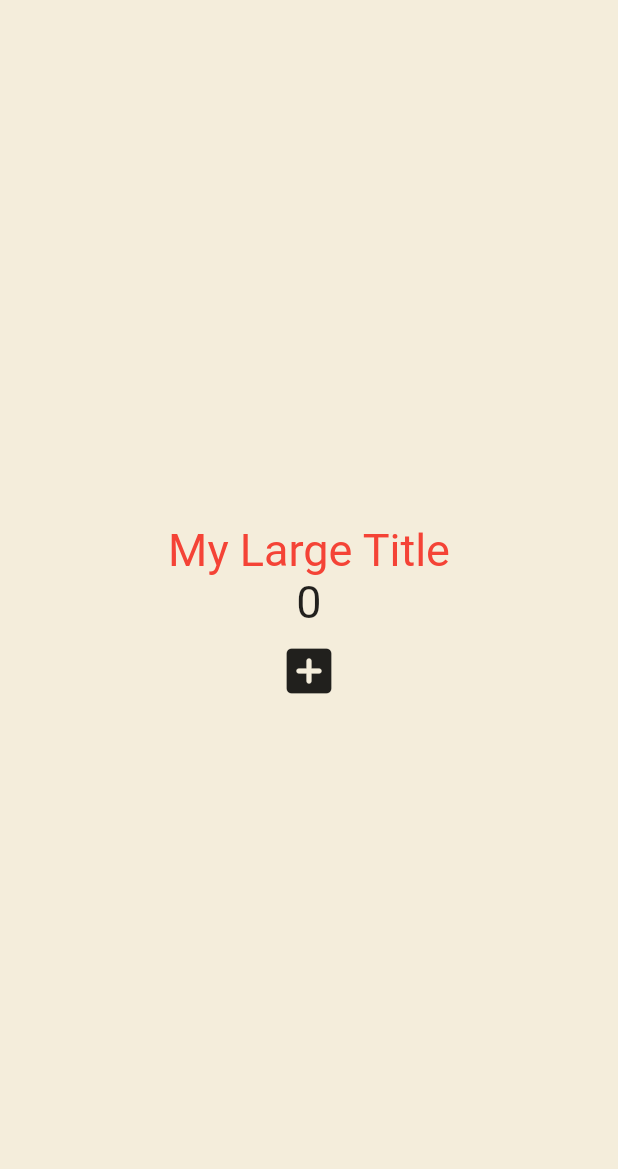
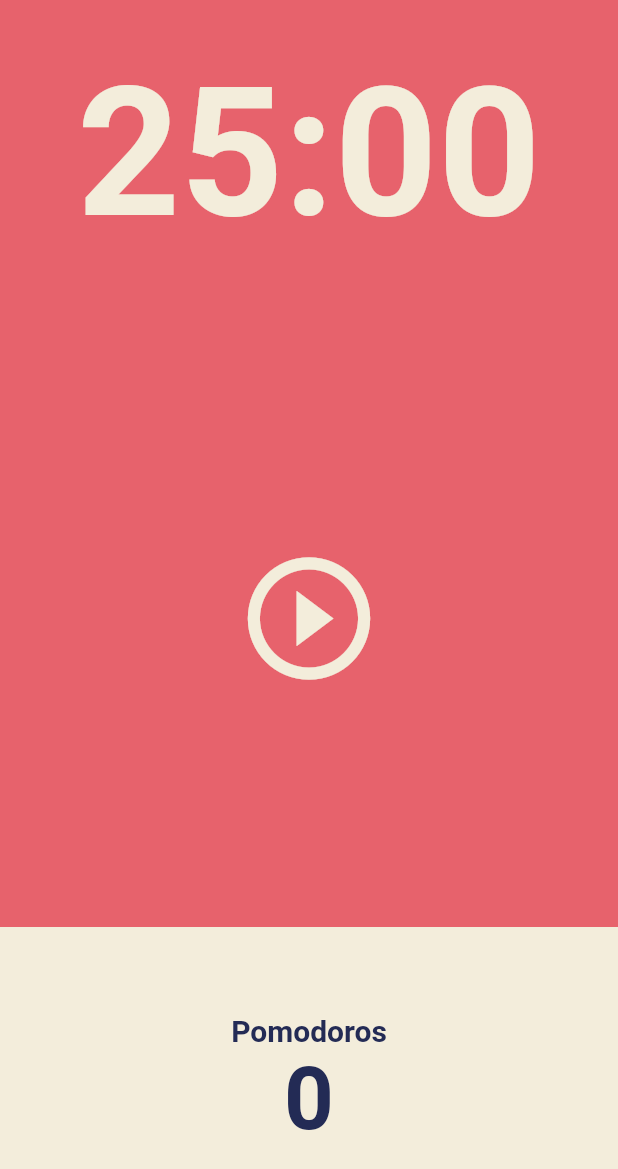
Before and after one commit to leehwarang/fluttering-flutter, a Flutter app: the screen it shows after launch, on a phone screen of 412 x 824 dp. Shown: the top 1169 px of the screen. Run offline on Flutter 3.47's test engine with Material 2 defaults, Android fonts, the phone set to English and light mode, and no system bars.

Commit message:
feat: 뽀모도로 화면 UI

```diff
--- a/lib/main.dart
+++ b/lib/main.dart
@@ -1,4 +1,5 @@
 import 'package:flutter/material.dart';
+import 'package:pmfm/screens/home_screen.dart';
 
 void main() {
   runApp(const App());
@@ -12,44 +13,21 @@
 }
 
 class _AppState extends State<App> {
-  int counter = 0;
-
-  void onClicked() {
-    setState(() {
-      counter = counter + 1;
-    });
-  }
-
   @override
   Widget build(BuildContext context) {
     return MaterialApp(
-      theme: ThemeData(
-        textTheme: const TextTheme(
-          titleLarge: TextStyle(color: Colors.red),
+        theme: ThemeData(
+          textTheme: const TextTheme(
+            displayLarge: TextStyle(
+              color: Color(0xFF232B55),
+            ),
+          ),
+          colorScheme: ColorScheme.fromSwatch(
+            backgroundColor: const Color(0xFFE7626C),
+          ),
+          cardColor: const Color(0xFFF3EDDB),
         ),
-      ),
-      home: Scaffold(
-        backgroundColor: const Color(0xFFF4EDDB),
-        body: Center(
-          child: Column(
-            crossAxisAlignment: CrossAxisAlignment.center,
-            mainAxisAlignment: MainAxisAlignment.center,
-            children: [
-              const MyLargeTitle(),
-              Text(
-                '$counter',
-                style: const TextStyle(fontSize: 30),
-              ),
-              IconButton(
-                iconSize: 40,
-                onPressed: onClicked,
-                icon: const Icon(Icons.add_box_rounded),
-              )
-            ],
-          ),
-        ),
-      ),
-    );
+        home: const HomeScreen());
   }
 }
 
--- /dev/null
+++ b/lib/screens/home_screen.dart
@@ -0,0 +1,90 @@
+import 'package:flutter/material.dart';
+
+class HomeScreen extends StatefulWidget {
+  const HomeScreen({super.key});
+
+  @override
+  State<HomeScreen> createState() => _HomeScreenState();
+}
+
+class _HomeScreenState extends State<HomeScreen> {
+  @override
+  Widget build(BuildContext context) {
+    return Scaffold(
+      backgroundColor: Theme.of(context).colorScheme.background,
+      body: Column(
+        children: [
+          Flexible(
+            flex: 1,
+            child: Container(
+              alignment: Alignment.center,
+              child: Text(
+                '25:00',
+                style: TextStyle(
+                  color: Theme.of(context).cardColor,
+                  fontSize: 120,
+                  fontWeight: FontWeight.w600,
+                ),
+              ),
+            ),
+          ),
+          Flexible(
+            flex: 2,
+            child: Container(
+              child: Center(
+                child: IconButton(
+                  iconSize: 98,
+                  color: Theme.of(context).cardColor,
+                  onPressed: () {},
+                  icon: const Icon(
+                    Icons.play_circle_outline,
+                  ),
+                ),
+              ),
+            ),
+          ),
+          Flexible(
+            flex: 1,
+            child: Row(
+              children: [
+                Expanded(
+                  child: Container(
+                      decoration: BoxDecoration(
+                        color: Theme.of(context).cardColor,
+                      ),
+                      child: Column(
+                        mainAxisAlignment: MainAxisAlignment.center,
+                        children: [
+                          Text(
+                            'Pomodoros',
+                            style: TextStyle(
+                              fontSize: 20,
+                              fontWeight: FontWeight.w600,
+                              color: Theme.of(context)
+                                  .textTheme
+                                  .displayLarge
+                                  ?.color,
+                            ),
+                          ),
+                          Text(
+                            '0',
+                            style: TextStyle(
+                              fontSize: 58,
+                              fontWeight: FontWeight.w600,
+                              color: Theme.of(context)
+                                  .textTheme
+                                  .displayLarge
+                                  ?.color,
+                            ),
+                          ),
+                        ],
+                      )),
+                ),
+              ],
+            ),
+          ),
+        ],
+      ),
+    );
+  }
+}
```
Also changed, not shown: 1 other file.
